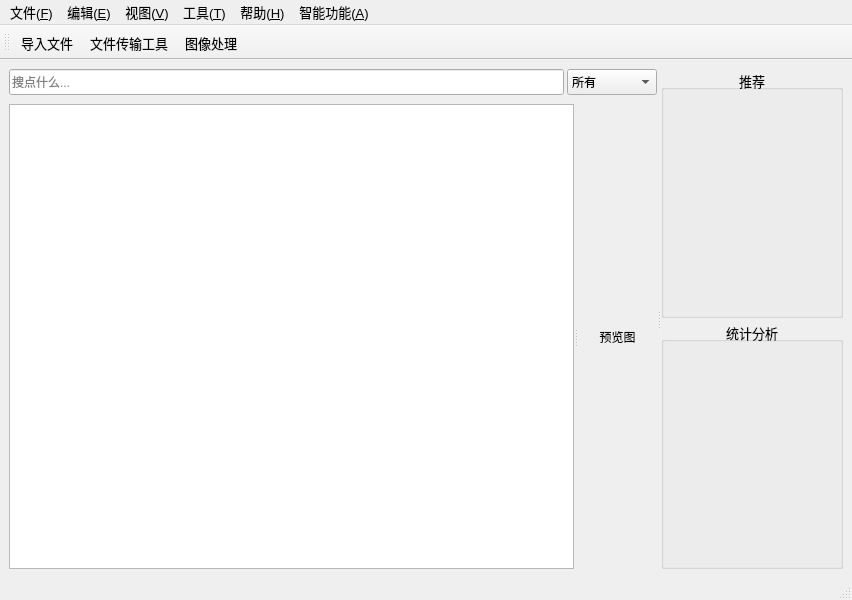
Qt form UI/MainWindow.ui (uxinghai/ICMA-Qt) before a commit.
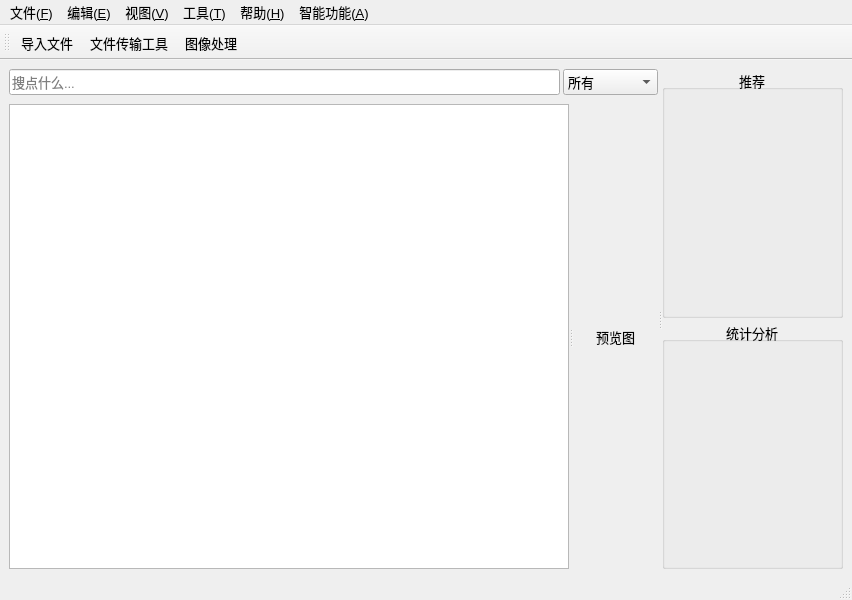
The same form after that commit. The open tabs and pages were chosen to show the change. Icons and pictures are not drawn.

What changed in the file:
```diff
--- a/UI/MainWindow.ui
+++ b/UI/MainWindow.ui
@@ -12,7 +12,10 @@
   </property>
   <property name="font">
    <font>
+    <family>Microsoft YaHei UI</family>
     <pointsize>10</pointsize>
+    <italic>false</italic>
+    <bold>false</bold>
    </font>
   </property>
   <property name="windowTitle">
@@ -22,6 +25,9 @@
    <iconset resource="../Resource.qrc">
     <normaloff>:/icons/res/icons/logo/logo1024.ico</normaloff>:/icons/res/icons/logo/logo1024.ico</iconset>
   </property>
+  <property name="styleSheet">
+   <string notr="true"/>
+  </property>
   <widget class="QWidget" name="centralwidget">
    <property name="styleSheet">
     <string notr="true"/>
@@ -64,7 +70,10 @@
             </property>
             <property name="font">
              <font>
-              <pointsize>9</pointsize>
+              <family>Microsoft YaHei UI</family>
+              <pointsize>10</pointsize>
+              <italic>false</italic>
+              <bold>false</bold>
              </font>
             </property>
             <property name="styleSheet">
@@ -97,7 +106,10 @@
             </property>
             <property name="font">
              <font>
-              <pointsize>9</pointsize>
+              <family>Microsoft YaHei UI</family>
+              <pointsize>10</pointsize>
+              <italic>false</italic>
+              <bold>false</bold>
              </font>
             </property>
             <property name="frame">
@@ -177,7 +189,10 @@
               <widget class="QTableView" name="tableView">
                <property name="font">
                 <font>
-                 <pointsize>9</pointsize>
+                 <family>Microsoft YaHei UI</family>
+                 <pointsize>10</pointsize>
+                 <italic>false</italic>
+                 <bold>false</bold>
                 </font>
                </property>
               </widget>
@@ -242,7 +257,10 @@
           <widget class="QLabel" name="lbPreview">
            <property name="font">
             <font>
-             <pointsize>9</pointsize>
+             <family>Microsoft YaHei UI</family>
+             <pointsize>10</pointsize>
+             <italic>false</italic>
+             <bold>false</bold>
             </font>
            </property>
            <property name="text">
```
Left out of the diff: 120 changed lines with no effect on the pictures.
